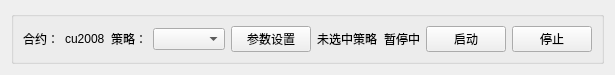
Before: the Qt Designer form mm_tradecontrol.ui in ChengruiGu/CMF_Marketmaker, drawn with Qt 5.
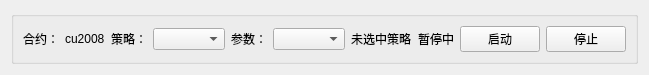
After: the same form once the commit is applied.

Diff of the .ui file:
```diff
--- a/mm_tradecontrol.ui
+++ b/mm_tradecontrol.ui
@@ -6,7 +6,7 @@
    <rect>
     <x>0</x>
     <y>0</y>
-    <width>596</width>
+    <width>632</width>
     <height>61</height>
    </rect>
   </property>
@@ -64,12 +64,15 @@
        <widget class="QComboBox" name="comboBox"/>
       </item>
       <item>
-       <widget class="QPushButton" name="pushButton">
+       <widget class="QLabel" name="label_6">
         <property name="text">
-         <string>参数设置</string>
+         <string>参数：</string>
         </property>
        </widget>
       </item>
+      <item>
+       <widget class="QComboBox" name="comboBox_2"/>
+      </item>
       <item>
        <spacer name="horizontalSpacer_2">
         <property name="orientation">
```
